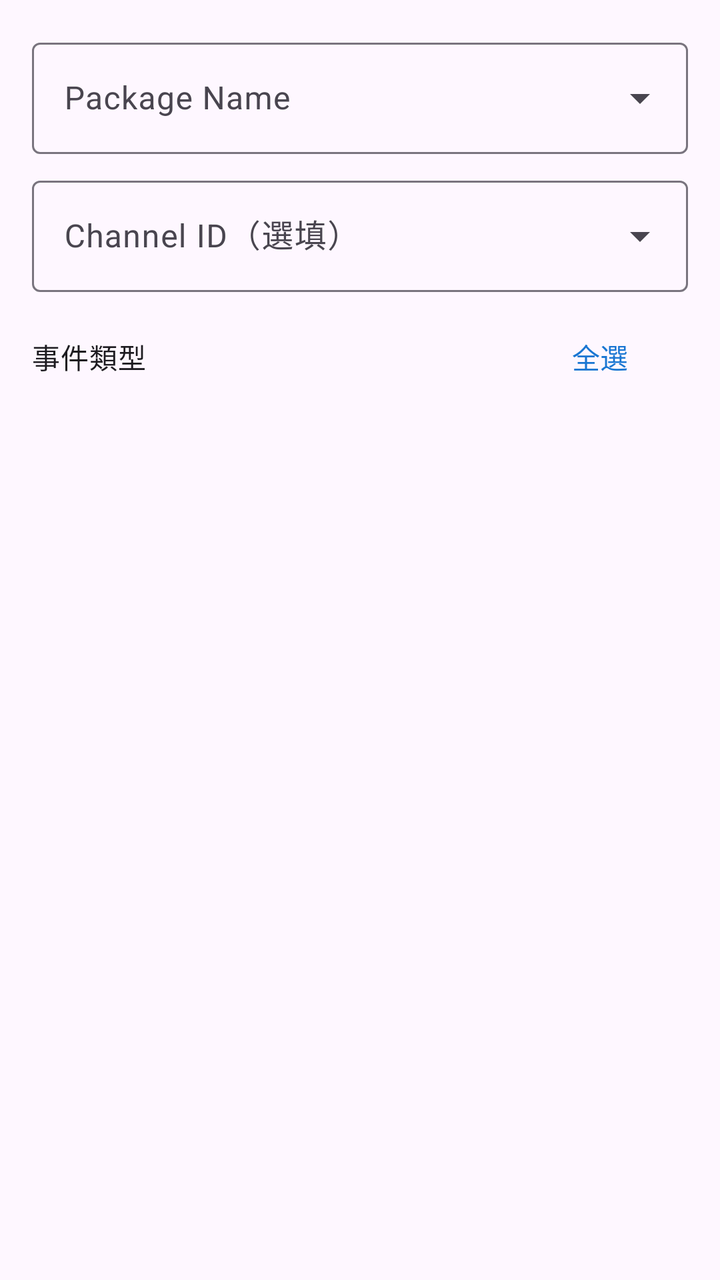
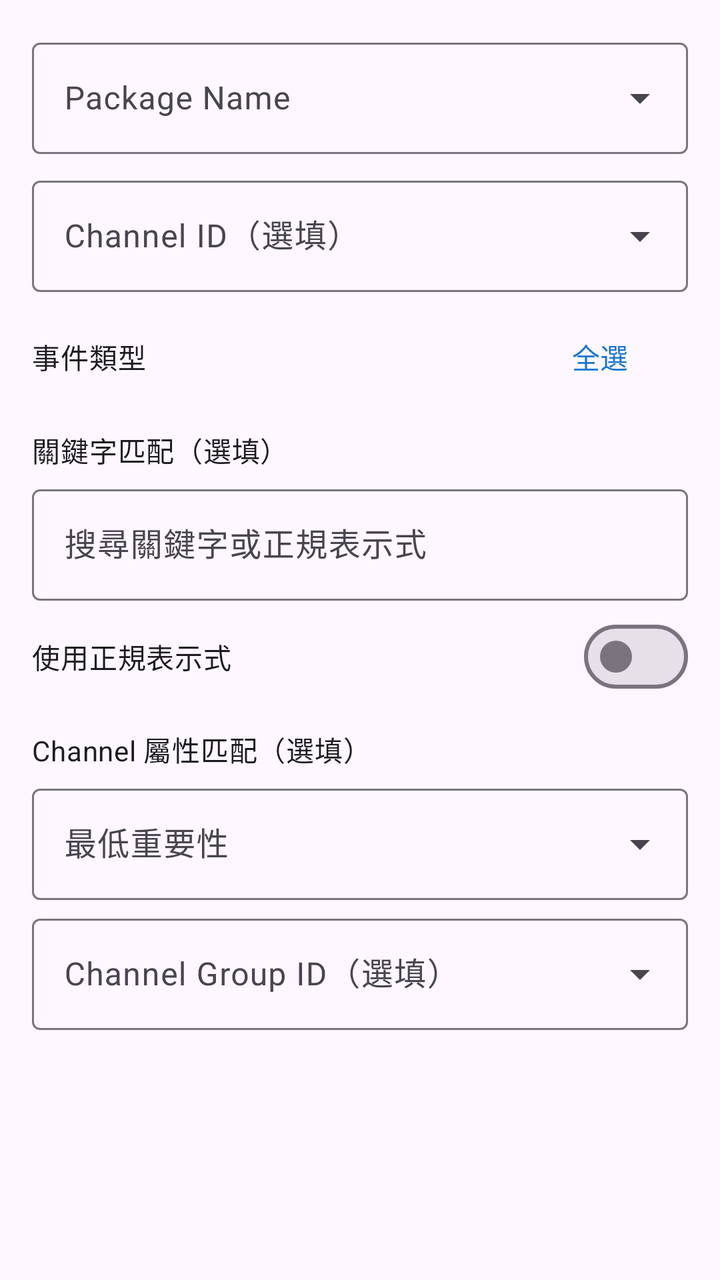

The first picture is an Android layout as it rendered before a commit; the second is the same layout after the commit. The layout source and the unified diff follow.
<!-- AndroidManifest.xml: application theme Theme.NotificationMaster -->
<!-- res/layout/dialog_add_filter_rule.xml -->
<?xml version="1.0" encoding="utf-8"?>
<ScrollView xmlns:android="http://schemas.android.com/apk/res/android"
    xmlns:app="http://schemas.android.com/apk/res-auto"
    android:layout_width="match_parent"
    android:layout_height="wrap_content"
    android:padding="16dp">

    <LinearLayout
        android:layout_width="match_parent"
        android:layout_height="wrap_content"
        android:orientation="vertical">

        
        <com.google.android.material.textfield.TextInputLayout
            android:id="@+id/layout_category"
            style="@style/Widget.Material3.TextInputLayout.OutlinedBox.ExposedDropdownMenu"
            android:layout_width="match_parent"
            android:layout_height="wrap_content"
            android:hint="@string/filter_dialog_category"
            android:layout_marginBottom="8dp"
            android:visibility="gone">

            <com.google.android.material.textfield.MaterialAutoCompleteTextView
                android:id="@+id/dropdown_category"
                android:layout_width="match_parent"
                android:layout_height="wrap_content"
                android:inputType="none"
                android:editable="false" />

        </com.google.android.material.textfield.TextInputLayout>

        
        <com.google.android.material.textfield.TextInputLayout
            android:id="@+id/layout_package_name"
            style="@style/Widget.Material3.TextInputLayout.OutlinedBox.ExposedDropdownMenu"
            android:layout_width="match_parent"
            android:layout_height="wrap_content"
            android:hint="@string/filter_dialog_package_name"
            android:layout_marginBottom="8dp">

            <com.google.android.material.textfield.MaterialAutoCompleteTextView
                android:id="@+id/edit_package_name"
                android:layout_width="match_parent"
                android:layout_height="wrap_content"
                android:inputType="textNoSuggestions"
                android:completionThreshold="1" />
        </com.google.android.material.textfield.TextInputLayout>

        
        <com.google.android.material.textfield.TextInputLayout
            android:id="@+id/layout_channel_id"
            style="@style/Widget.Material3.TextInputLayout.OutlinedBox.ExposedDropdownMenu"
            android:layout_width="match_parent"
            android:layout_height="wrap_content"
            android:hint="@string/filter_dialog_channel_id"
            android:layout_marginBottom="12dp">

            <com.google.android.material.textfield.MaterialAutoCompleteTextView
                android:id="@+id/edit_channel_id"
                android:layout_width="match_parent"
                android:layout_height="wrap_content"
                android:inputType="textNoSuggestions"
                android:completionThreshold="1" />
        </com.google.android.material.textfield.TextInputLayout>

        
        <LinearLayout
            android:layout_width="match_parent"
            android:layout_height="wrap_content"
            android:orientation="horizontal"
            android:gravity="center_vertical"
            android:layout_marginBottom="4dp">

            <com.google.android.material.textview.MaterialTextView
                android:layout_width="0dp"
                android:layout_height="wrap_content"
                android:layout_weight="1"
                android:text="@string/filter_dialog_event_types"
                android:textAppearance="?attr/textAppearanceBodyMedium" />

            <com.google.android.material.button.MaterialButton
                android:id="@+id/btn_select_all"
                style="@style/Widget.Material3.Button.TextButton"
                android:layout_width="wrap_content"
                android:layout_height="wrap_content"
                android:text="@string/filter_select_all"
                android:minHeight="36dp" />
        </LinearLayout>

        
        <LinearLayout
            android:id="@+id/container_event_types"
            android:layout_width="match_parent"
            android:layout_height="wrap_content"
            android:orientation="vertical" />

        
        <com.google.android.material.textfield.TextInputLayout
            android:id="@+id/layout_dismiss_delay"
            style="@style/Widget.Material3.TextInputLayout.OutlinedBox.ExposedDropdownMenu"
            android:layout_width="match_parent"
            android:layout_height="wrap_content"
            android:hint="@string/filter_dismiss_delay"
            android:layout_marginTop="12dp"
            android:visibility="gone">

            <com.google.android.material.textfield.MaterialAutoCompleteTextView
                android:id="@+id/dropdown_dismiss_delay"
                android:layout_width="match_parent"
                android:layout_height="wrap_content"
                android:inputType="none"
                android:editable="false" />

        </com.google.android.material.textfield.TextInputLayout>

        
        <com.google.android.material.textfield.TextInputLayout
            android:id="@+id/layout_dismiss_delay_custom"
            style="@style/Widget.Material3.TextInputLayout.OutlinedBox"
            android:layout_width="match_parent"
            android:layout_height="wrap_content"
            android:hint="@string/filter_dismiss_delay_custom_hint"
            android:layout_marginTop="8dp"
            android:visibility="gone">

            <com.google.android.material.textfield.TextInputEditText
                android:id="@+id/edit_dismiss_delay_custom"
                android:layout_width="match_parent"
                android:layout_height="wrap_content"
                android:inputType="number" />

        </com.google.android.material.textfield.TextInputLayout>

    </LinearLayout>
</ScrollView>
<!-- resources referenced by this layout -->
<resources>
  <string name="filter_dialog_category">規則類別</string>
  <string name="filter_dialog_channel_id">Channel ID（選填）</string>
  <string name="filter_dialog_event_types">事件類型</string>
  <string name="filter_dialog_package_name">Package Name</string>
  <string name="filter_dismiss_delay">清除延遲</string>
  <string name="filter_dismiss_delay_custom_hint">分鐘</string>
  <string name="filter_select_all">全選</string>
  <style name="Theme.NotificationMaster" parent="Theme.Material3.DayNight.NoActionBar">
          
          <item name="colorPrimary">@color/primary</item>
          <item name="colorPrimaryVariant">@color/primary_dark</item>
          <item name="colorOnPrimary">@color/white</item>
  
          
          <item name="colorSecondary">@color/secondary</item>
          <item name="colorSecondaryVariant">@color/secondary_dark</item>
          <item name="colorOnSecondary">@color/black</item>
  
          
          <item name="android:statusBarColor">?attr/colorPrimaryVariant</item>
  
          
      </style>
  <color name="primary">#1976D2</color>
  <color name="primary_dark">#1565C0</color>
  <color name="white">#FFFFFF</color>
  <color name="secondary">#FF9800</color>
  <color name="secondary_dark">#F57C00</color>
  <color name="black">#000000</color>
</resources>

<!-- the commit's change to res/layout/dialog_add_filter_rule.xml (unified diff, before → after) -->
@@ -95,6 +95,88 @@
             android:orientation="vertical" />
 
         
+        <com.google.android.material.textview.MaterialTextView
+            android:id="@+id/label_keyword"
+            android:layout_width="match_parent"
+            android:layout_height="wrap_content"
+            android:layout_marginTop="12dp"
+            android:text="@string/filter_keyword_title"
+            android:textAppearance="?attr/textAppearanceBodyMedium" />
+
+        <com.google.android.material.textfield.TextInputLayout
+            android:id="@+id/layout_keyword_pattern"
+            style="@style/Widget.Material3.TextInputLayout.OutlinedBox"
+            android:layout_width="match_parent"
+            android:layout_height="wrap_content"
+            android:layout_marginTop="4dp"
+            android:hint="@string/filter_keyword_pattern_hint">
+
+            <com.google.android.material.textfield.TextInputEditText
+                android:id="@+id/edit_keyword_pattern"
+                android:layout_width="match_parent"
+                android:layout_height="wrap_content" />
+
+        </com.google.android.material.textfield.TextInputLayout>
+
+        
+        <LinearLayout
+            android:id="@+id/container_keyword_fields"
+            android:layout_width="match_parent"
+            android:layout_height="wrap_content"
+            android:layout_marginTop="4dp"
+            android:orientation="horizontal" />
+
+        
+        <com.google.android.material.materialswitch.MaterialSwitch
+            android:id="@+id/switch_keyword_regex"
+            android:layout_width="match_parent"
+            android:layout_height="wrap_content"
+            android:text="@string/filter_keyword_regex" />
+
+        
+        <com.google.android.material.textview.MaterialTextView
+            android:id="@+id/label_channel_property"
+            android:layout_width="match_parent"
+            android:layout_height="wrap_content"
+            android:layout_marginTop="12dp"
+            android:text="@string/filter_channel_property_title"
+            android:textAppearance="?attr/textAppearanceBodyMedium" />
+
+        <com.google.android.material.textfield.TextInputLayout
+            android:id="@+id/layout_min_importance"
+            style="@style/Widget.Material3.TextInputLayout.OutlinedBox.ExposedDropdownMenu"
+            android:layout_width="match_parent"
+            android:layout_height="wrap_content"
+            android:layout_marginTop="4dp"
+            android:hint="@string/filter_min_importance">
+
+            <com.google.android.material.textfield.MaterialAutoCompleteTextView
+                android:id="@+id/dropdown_min_importance"
+                android:layout_width="match_parent"
+                android:layout_height="wrap_content"
+                android:inputType="none"
+                android:editable="false" />
+
+        </com.google.android.material.textfield.TextInputLayout>
+
+        <com.google.android.material.textfield.TextInputLayout
+            android:id="@+id/layout_group_id"
+            style="@style/Widget.Material3.TextInputLayout.OutlinedBox.ExposedDropdownMenu"
+            android:layout_width="match_parent"
+            android:layout_height="wrap_content"
+            android:layout_marginTop="4dp"
+            android:hint="@string/filter_group_id">
+
+            <com.google.android.material.textfield.MaterialAutoCompleteTextView
+                android:id="@+id/edit_group_id"
+                android:layout_width="match_parent"
+                android:layout_height="wrap_content"
+                android:inputType="textNoSuggestions"
+                android:completionThreshold="1" />
+
+        </com.google.android.material.textfield.TextInputLayout>
+
+        
         <com.google.android.material.textfield.TextInputLayout
             android:id="@+id/layout_dismiss_delay"
             style="@style/Widget.Material3.TextInputLayout.OutlinedBox.ExposedDropdownMenu"
<!-- resource entries referenced after the edit -->
@@ -1,11 +1,17 @@
 <!-- resources referenced by this layout -->
 <resources>
+  <string name="filter_channel_property_title">Channel 屬性匹配（選填）</string>
   <string name="filter_dialog_category">規則類別</string>
   <string name="filter_dialog_channel_id">Channel ID（選填）</string>
   <string name="filter_dialog_event_types">事件類型</string>
   <string name="filter_dialog_package_name">Package Name</string>
   <string name="filter_dismiss_delay">清除延遲</string>
   <string name="filter_dismiss_delay_custom_hint">分鐘</string>
+  <string name="filter_group_id">Channel Group ID（選填）</string>
+  <string name="filter_keyword_pattern_hint">搜尋關鍵字或正規表示式</string>
+  <string name="filter_keyword_regex">使用正規表示式</string>
+  <string name="filter_keyword_title">關鍵字匹配（選填）</string>
+  <string name="filter_min_importance">最低重要性</string>
   <string name="filter_select_all">全選</string>
   <style name="Theme.NotificationMaster" parent="Theme.Material3.DayNight.NoActionBar">
           
